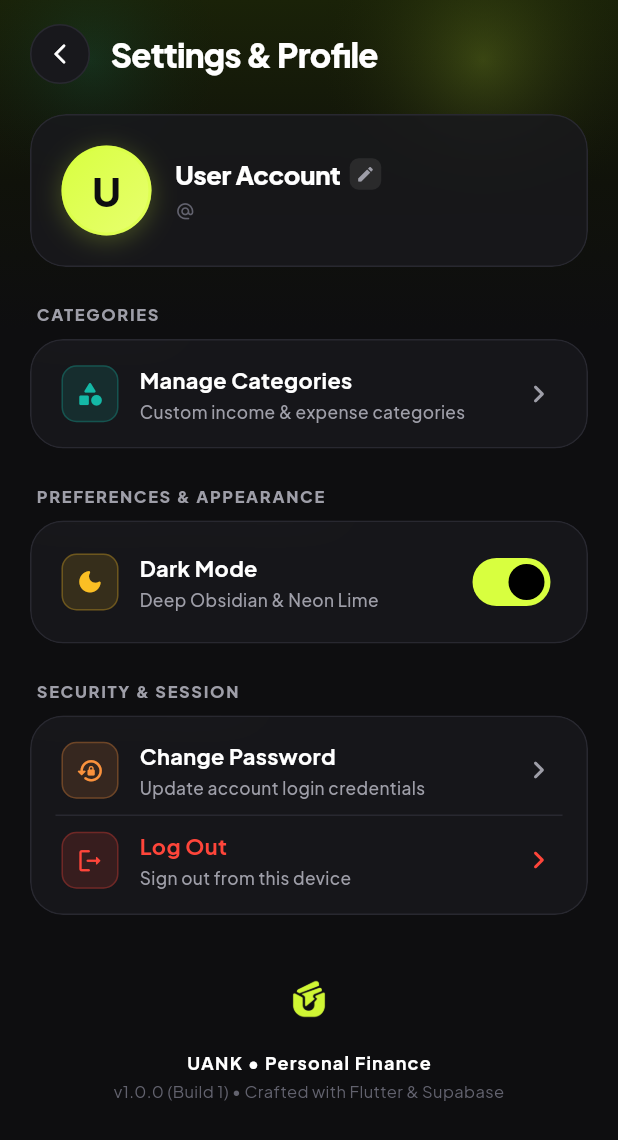
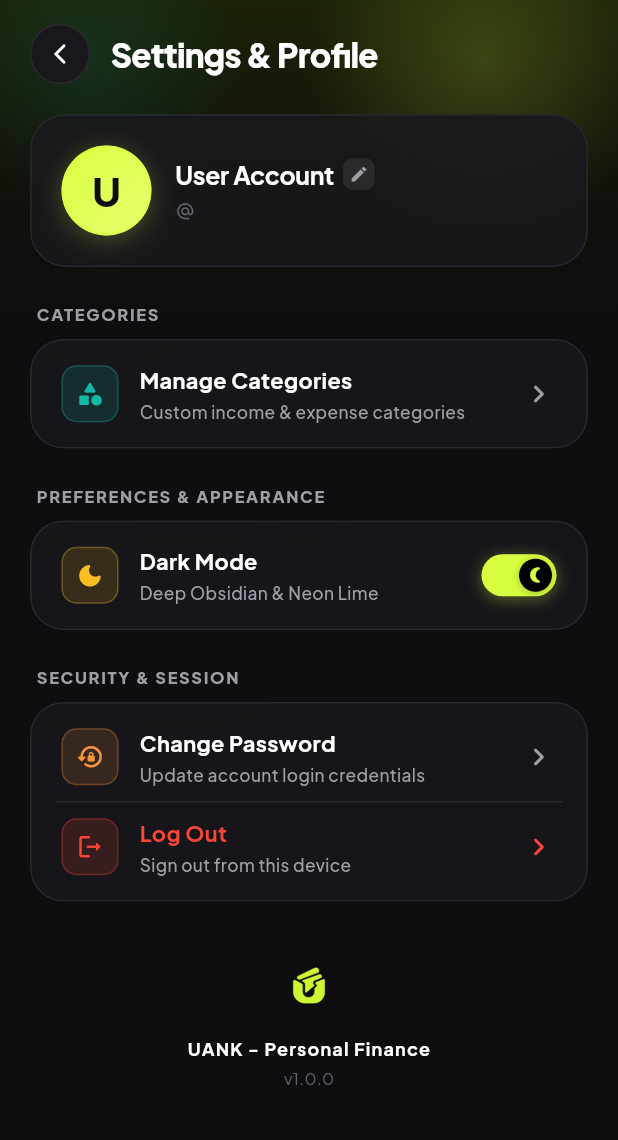
Before and after one commit to devilk1d/uank, a Flutter app: the SettingsScreen screen opened directly, on a phone screen of 412 x 824 dp. Shown: the top 1140 px of the screen. Run offline on Flutter 3.47's test engine with Material 3 defaults, Android fonts, the phone set to English and light mode, and no system bars; our stand-ins replace flutter_dotenv, flutter_riverpod, freezed_annotation, google_fonts, image_picker, riverpod_annotation and 1 more; accounts and stored records are empty; generated files the repository leaves out were written again; network calls fail.

Commit message:
fix bug and inconsistency font in settings, fix stuttering when switching theme + add transition on theme switching

```diff
--- a/lib/core/theme/app_background.dart
+++ b/lib/core/theme/app_background.dart
@@ -10,7 +10,9 @@ class AppBackground extends StatelessWidget {
   Widget build(BuildContext context) {
     final isDark = Theme.of(context).brightness == Brightness.dark;
 
-    return Container(
+    return AnimatedContainer(
+      duration: const Duration(milliseconds: 250),
+      curve: Curves.easeInOut,
       color: isDark ? AppColors.darkBgEnd : AppColors.lightBackground,
       child: Stack(
         children: [
@@ -54,7 +56,7 @@ class AppBackground extends StatelessWidget {
                 gradient: RadialGradient(
                   colors: [
                     AppColors.primary.withValues(alpha: isDark ? 0.18 : 0.12),
-                    Colors.transparent,
+                    AppColors.primary.withValues(alpha: 0.0),
                   ],
                 ),
               ),
@@ -73,7 +75,7 @@ class AppBackground extends StatelessWidget {
                 gradient: RadialGradient(
                   colors: [
                     AppColors.teal.withValues(alpha: isDark ? 0.12 : 0.08),
-                    Colors.transparent,
+                    AppColors.teal.withValues(alpha: 0.0),
                   ],
                 ),
               ),
--- a/lib/core/theme/app_theme.dart
+++ b/lib/core/theme/app_theme.dart
@@ -5,7 +5,10 @@ import 'app_colors.dart';
 class AppTheme {
   AppTheme._();
 
-  static ThemeData get dark {
+  static final ThemeData dark = _buildDarkTheme();
+  static final ThemeData light = _buildLightTheme();
+
+  static ThemeData _buildDarkTheme() {
     final baseTextTheme = GoogleFonts.plusJakartaSansTextTheme(ThemeData.dark().textTheme);
 
     return ThemeData(
@@ -73,7 +76,7 @@ class AppTheme {
     );
   }
 
-  static ThemeData get light {
+  static ThemeData _buildLightTheme() {
     final baseTextTheme = GoogleFonts.plusJakartaSansTextTheme(ThemeData.light().textTheme);
 
     return ThemeData(
--- a/lib/core/theme/glass_card.dart
+++ b/lib/core/theme/glass_card.dart
@@ -34,7 +34,9 @@ class GlassCard extends StatelessWidget {
       borderRadius: BorderRadius.circular(borderRadius),
       child: BackdropFilter(
         filter: ImageFilter.blur(sigmaX: 14, sigmaY: 14),
-        child: Container(
+        child: AnimatedContainer(
+          duration: const Duration(milliseconds: 250),
+          curve: Curves.easeInOut,
           padding: padding,
           decoration: BoxDecoration(
             color: fill,
--- a/lib/core/widgets/app_avatar.dart
+++ b/lib/core/widgets/app_avatar.dart
@@ -1,4 +1,5 @@
 import 'dart:convert';
+import 'dart:typed_data';
 import 'package:flutter/material.dart';
 
 import '../theme/app_colors.dart';
@@ -23,11 +24,15 @@ class AppAvatar extends StatelessWidget {
   final VoidCallback? onTap;
   final BoxBorder? border;
 
+  static final Map<String, Uint8List> _base64Cache = {};
+
   @override
   Widget build(BuildContext context) {
-    Widget avatarContent = _buildAvatarContent();
+    final avatarContent = _buildAvatarContent();
 
-    Widget avatarWidget = Container(
+    Widget avatarWidget = AnimatedContainer(
+      duration: const Duration(milliseconds: 250),
+      curve: Curves.easeInOut,
       width: size,
       height: size,
       decoration: BoxDecoration(
@@ -68,7 +73,9 @@ class AppAvatar extends StatelessWidget {
           Positioned(
             bottom: 0,
             right: 0,
-            child: Container(
+            child: AnimatedContainer(
+              duration: const Duration(milliseconds: 250),
+              curve: Curves.easeInOut,
               padding: const EdgeInsets.all(5),
               decoration: BoxDecoration(
                 color: AppColors.primary,
@@ -131,13 +138,17 @@ class AppAvatar extends StatelessWidget {
       try {
         final commaIndex = url.indexOf(',');
         if (commaIndex != -1) {
-          final base64Data = url.substring(commaIndex + 1);
-          final bytes = base64Decode(base64Data);
+          final bytes = _base64Cache.putIfAbsent(url, () {
+            final base64Data = url.substring(commaIndex + 1);
+            return base64Decode(base64Data);
+          });
           return Image.memory(
             bytes,
+            key: ValueKey(url),
             width: size,
             height: size,
             fit: BoxFit.cover,
+            gaplessPlayback: true,
             errorBuilder: (context, error, stackTrace) => _buildFallback(),
           );
         }
@@ -149,9 +160,11 @@ class AppAvatar extends StatelessWidget {
     if (url.startsWith('http://') || url.startsWith('https://')) {
       return Image.network(
         url,
+        key: ValueKey(url),
         width: size,
         height: size,
         fit: BoxFit.cover,
+        gaplessPlayback: true,
         errorBuilder: (context, error, stackTrace) => _buildFallback(),
         loadingBuilder: (context, child, loadingProgress) {
           if (loadingProgress == null) return child;
--- a/lib/main.dart
+++ b/lib/main.dart
@@ -47,15 +47,21 @@ class _UankAppState extends ConsumerState<UankApp> with WidgetsBindingObserver {
 
   @override
   Widget build(BuildContext context) {
+    return Consumer(
+      builder: (context, ref, child) {
         final themeMode = ref.watch(appThemeModeProvider);
-
         return MaterialApp(
           title: 'uank',
           debugShowCheckedModeBanner: false,
           themeMode: themeMode,
+          themeAnimationDuration: const Duration(milliseconds: 250),
+          themeAnimationCurve: Curves.easeInOut,
           theme: AppTheme.light,
           darkTheme: AppTheme.dark,
-      home: const AuthGate(),
+          home: child,
+        );
+      },
+      child: const AuthGate(),
     );
   }
 }
--- a/lib/presentation/settings/screens/settings_screen.dart
+++ b/lib/presentation/settings/screens/settings_screen.dart
@@ -74,8 +74,8 @@ class SettingsScreen extends ConsumerWidget {
                                   maxLines: 1,
                                   overflow: TextOverflow.ellipsis,
                                   style: TextStyle(
-                                    fontSize: 17,
-                                    fontWeight: FontWeight.w800,
+                                    fontSize: 16.5,
+                                    fontWeight: FontWeight.w700,
                                     letterSpacing: -0.2,
                                     color: context.textPrimary,
                                   ),
@@ -161,10 +161,12 @@ class SettingsScreen extends ConsumerWidget {
                   iconColor: AppColors.yellow,
                   title: 'Dark Mode',
                   subtitle: isDark ? 'Deep Obsidian & Neon Lime' : 'Clean Light Surface',
-                  trailing: Switch(
-                    value: isDark,
-                    activeThumbColor: Colors.black,
-                    activeTrackColor: AppColors.primary,
+                  onTap: () {
+                    HapticFeedback.selectionClick();
+                    ref.read(appThemeModeProvider.notifier).toggle();
+                  },
+                  trailing: _SmoothThemeSwitch(
+                    isDark: isDark,
                     onChanged: (_) {
                       HapticFeedback.selectionClick();
                       ref.read(appThemeModeProvider.notifier).toggle();
@@ -189,7 +191,12 @@ class SettingsScreen extends ConsumerWidget {
                       trailing: Icon(Icons.chevron_right_rounded, color: context.textSecondary),
                       onTap: () => _showChangePasswordSheet(context, ref),
                     ),
-                    Divider(color: context.cardBorder, height: 1),
+                    AnimatedContainer(
+                      duration: const Duration(milliseconds: 250),
+                      curve: Curves.easeInOut,
+                      height: 1,
+                      color: context.cardBorder,
+                    ),
                     _SettingsItemTile(
                       icon: Icons.logout_rounded,
                       iconColor: AppColors.red,
@@ -238,7 +245,7 @@ class SettingsScreen extends ConsumerWidget {
                             'U',
                             style: TextStyle(
                               fontSize: 18,
-                              fontWeight: FontWeight.w900,
+                              fontWeight: FontWeight.w800,
                               color: AppColors.primary,
                             ),
                           ),
@@ -247,7 +254,7 @@ class SettingsScreen extends ConsumerWidget {
                     ),
                     const SizedBox(height: 10),
                     Text(
-                      'UANK • Personal Finance',
+                      'UANK - Personal Finance',
                       style: TextStyle(
                         fontSize: 12,
                         fontWeight: FontWeight.w700,
@@ -257,7 +264,7 @@ class SettingsScreen extends ConsumerWidget {
                     ),
                     const SizedBox(height: 3),
                     Text(
-                      'v1.0.0 (Build 1) • Crafted with Flutter & Supabase',
+                      'v1.0.0',
                       style: TextStyle(
                         fontSize: 11,
                         color: context.textMuted,
@@ -447,9 +454,11 @@ class SettingsScreen extends ConsumerWidget {
                                           errStr.contains('Unable to establish connection');
                                       ScaffoldMessenger.of(ctx).showSnackBar(
                                         SnackBar(
-                                          content: Text(isMissingPlugin
-                                              ? 'Aplikasi perlu di-restart penuh (Stop lalu Run/flutter run) agar native picker aktif.'
-                                              : 'Error: $e'),
+                                          content: Text(
+                                            isMissingPlugin
+                                                ? 'Aplikasi perlu di-restart penuh (Stop lalu Run/flutter run) agar native picker aktif.'
+                                                : 'Error: $e',
+                                          ),
                                           backgroundColor: AppColors.red,
                                         ),
                                       );
@@ -529,9 +538,11 @@ class SettingsScreen extends ConsumerWidget {
                                           errStr.contains('Unable to establish connection');
                                       ScaffoldMessenger.of(ctx).showSnackBar(
                                         SnackBar(
-                                          content: Text(isMissingPlugin
-                                              ? 'Aplikasi perlu di-restart penuh (Stop lalu Run/flutter run) agar native picker aktif.'
-                                              : 'Error: $e'),
+                                          content: Text(
+                                            isMissingPlugin
+                                                ? 'Aplikasi perlu di-restart penuh (Stop lalu Run/flutter run) agar native picker aktif.'
+                                                : 'Error: $e',
+                                          ),
                                           backgroundColor: AppColors.red,
                                         ),
                                       );
@@ -727,7 +738,7 @@ class SettingsScreen extends ConsumerWidget {
                                 if (context.mounted) {
                                   ScaffoldMessenger.of(context).showSnackBar(
                                     SnackBar(
-                                      content: const Text('✨ Profile name updated successfully!'),
+                                      content: Text('✨ Profile name updated successfully!', style: TextStyle(fontWeight: FontWeight.w600, color: textPrimary)),
                                       behavior: SnackBarBehavior.floating,
                                       backgroundColor: cardBg,
                                       shape: RoundedRectangleBorder(
@@ -742,7 +753,7 @@ class SettingsScreen extends ConsumerWidget {
                                 if (ctx.mounted) {
                                   ScaffoldMessenger.of(ctx).showSnackBar(
                                     SnackBar(
-                                      content: Text('Error: $e'),
+                                      content: Text('Error: $e', style: const TextStyle(fontWeight: FontWeight.w500)),
                                       backgroundColor: AppColors.red,
                                     ),
                                   );
@@ -914,13 +925,17 @@ class SettingsScreen extends ConsumerWidget {
                               final confirmPass = confirmPasswordController.text;
                               if (pass.length < 6) {
                                 ScaffoldMessenger.of(ctx).showSnackBar(
-                                  const SnackBar(content: Text('Password must be at least 6 characters')),
+                                  const SnackBar(
+                                    content: Text('Password must be at least 6 characters', style: TextStyle(fontWeight: FontWeight.w500)),
+                                  ),
                                 );
                                 return;
                               }
                               if (pass != confirmPass) {
                                 ScaffoldMessenger.of(ctx).showSnackBar(
-                                  const SnackBar(content: Text('Passwords do not match')),
+                                  const SnackBar(
+                                    content: Text('Passwords do not match', style: TextStyle(fontWeight: FontWeight.w500)),
+                                  ),
                                 );
                                 return;
                               }
@@ -932,7 +947,7 @@ class SettingsScreen extends ConsumerWidget {
                                 if (context.mounted) {
                                   ScaffoldMessenger.of(context).showSnackBar(
                                     SnackBar(
-                                      content: const Text('🔒 Password updated successfully!'),
+                                      content: Text('🔒 Password updated successfully!', style: TextStyle(fontWeight: FontWeight.w600, color: textPrimary)),
                                       behavior: SnackBarBehavior.floating,
                                       backgroundColor: cardBg,
                                       shape: RoundedRectangleBorder(
@@ -947,7 +962,7 @@ class SettingsScreen extends ConsumerWidget {
                                 if (ctx.mounted) {
                                   ScaffoldMessenger.of(ctx).showSnackBar(
                                     SnackBar(
-                                      content: Text('Error: $e'),
+                                      content: Text('Error: $e', style: const TextStyle(fontWeight: FontWeight.w500)),
                                       backgroundColor: AppColors.red,
                                     ),
                                   );
@@ -1063,3 +1078,69 @@ class _SettingsItemTile extends StatelessWidget {
     );
   }
 }
+
+class _SmoothThemeSwitch extends StatelessWidget {
+  const _SmoothThemeSwitch({
+    required this.isDark,
+    required this.onChanged,
+  });
+
+  final bool isDark;
+  final ValueChanged<bool> onChanged;
+
+  @override
+  Widget build(BuildContext context) {
+    return RepaintBoundary(
+      child: GestureDetector(
+        onTap: () => onChanged(!isDark),
+        child: AnimatedContainer(
+          duration: const Duration(milliseconds: 220),
+          curve: Curves.fastOutSlowIn,
+          width: 50,
+          height: 28,
+          padding: const EdgeInsets.all(3),
+          decoration: BoxDecoration(
+            borderRadius: BorderRadius.circular(20),
+            color: isDark ? AppColors.primary : const Color(0xFFE2E8F0),
+            boxShadow: isDark
+                ? [
+                    BoxShadow(
+                      color: AppColors.primary.withValues(alpha: 0.35),
+                      blurRadius: 8,
+                      offset: const Offset(0, 2),
+                    ),
+                  ]
+                : null,
+          ),
+          child: AnimatedAlign(
+            duration: const Duration(milliseconds: 220),
+            curve: Curves.fastOutSlowIn,
+            alignment: isDark ? Alignment.centerRight : Alignment.centerLeft,
+            child: Container(
+              width: 22,
+              height: 22,
+              decoration: BoxDecoration(
+                shape: BoxShape.circle,
+                color: isDark ? Colors.black : Colors.white,
+                boxShadow: [
+                  BoxShadow(
+                    color: Colors.black.withValues(alpha: isDark ? 0.25 : 0.12),
+                    blurRadius: 4,
+                    offset: const Offset(0, 1),
+                  ),
+                ],
+              ),
+              child: Center(
+                child: Icon(
+                  isDark ? Icons.nightlight_round : Icons.wb_sunny_rounded,
+                  size: 12,
+                  color: isDark ? AppColors.primary : const Color(0xFFF59E0B),
+                ),
+              ),
+            ),
+          ),
+        ),
+      ),
+    );
+  }
+}
```
Lines whose indentation alone changed are shown as unchanged.
